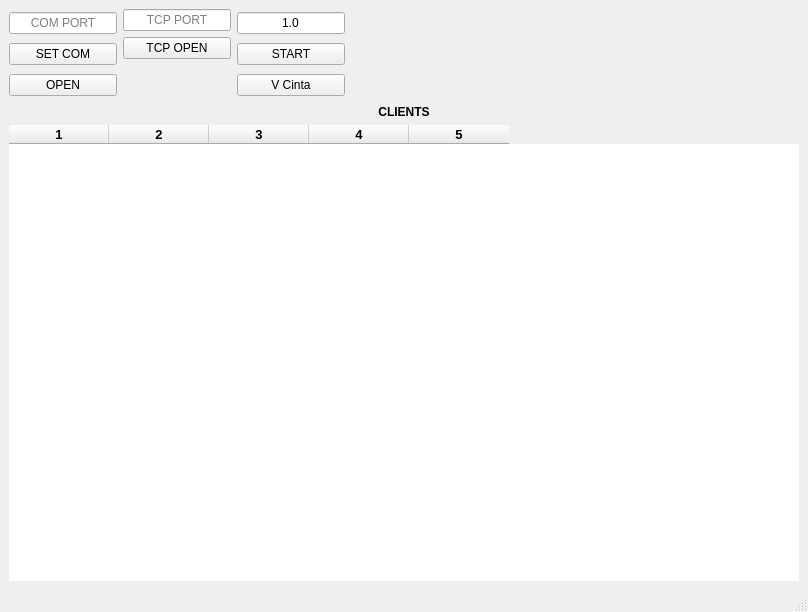
The window that qform1.ui (hachger/SIMUCINTA) describes before a commit, drawn with Qt 5.
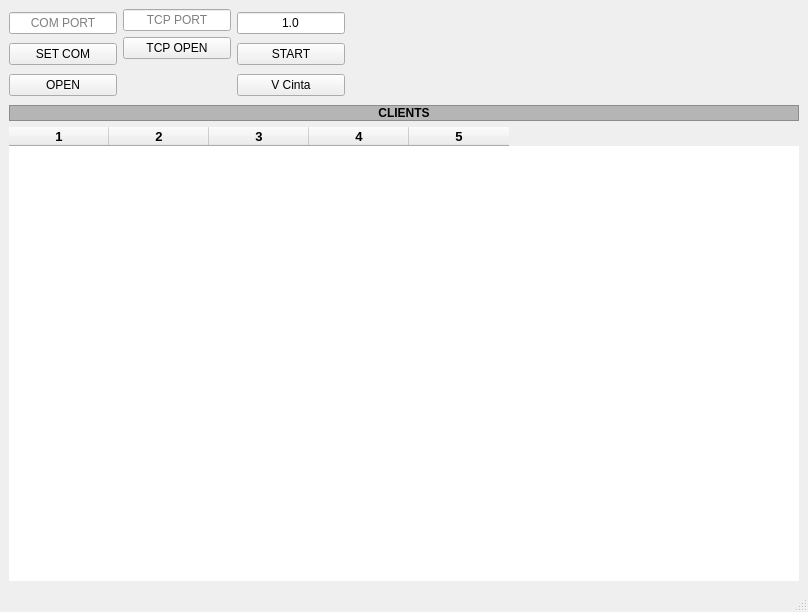
The same window after the commit.

What changed in the file:
```diff
--- a/qform1.ui
+++ b/qform1.ui
@@ -142,6 +142,18 @@
             <bold>true</bold>
            </font>
           </property>
+          <property name="autoFillBackground">
+           <bool>false</bool>
+          </property>
+          <property name="styleSheet">
+           <string notr="true">background-color: rgb(181, 181, 181);</string>
+          </property>
+          <property name="frameShape">
+           <enum>QFrame::StyledPanel</enum>
+          </property>
+          <property name="frameShadow">
+           <enum>QFrame::Sunken</enum>
+          </property>
           <property name="text">
            <string>CLIENTS</string>
           </property>
```
